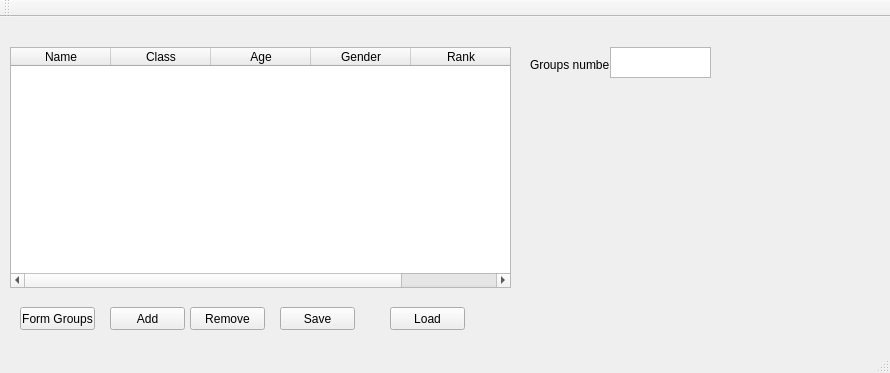
First picture: the form in Server/Server/mainwindow.ui, repository AlekseyVnukov/WTAF-TATRAS, before the edit.
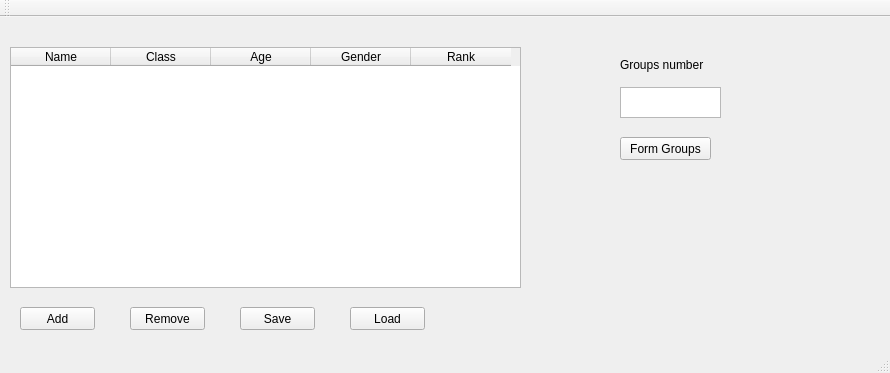
Second picture: the form after the edit.

What changed in the file:
```diff
--- a/Server/Server/mainwindow.ui
+++ b/Server/Server/mainwindow.ui
@@ -19,10 +19,19 @@
      <rect>
       <x>10</x>
       <y>30</y>
-      <width>501</width>
+      <width>511</width>
       <height>241</height>
      </rect>
     </property>
+    <property name="sortingEnabled">
+     <bool>true</bool>
+    </property>
+    <attribute name="horizontalHeaderShowSortIndicator" stdset="0">
+     <bool>false</bool>
+    </attribute>
+    <attribute name="verticalHeaderShowSortIndicator" stdset="0">
+     <bool>true</bool>
+    </attribute>
     <column>
      <property name="text">
       <string>Name</string>
@@ -52,9 +61,9 @@
    <widget class="QPushButton" name="groupsExport">
     <property name="geometry">
      <rect>
-      <x>20</x>
-      <y>290</y>
-      <width>75</width>
+      <x>620</x>
+      <y>120</y>
+      <width>91</width>
       <height>23</height>
      </rect>
     </property>
@@ -65,9 +74,9 @@
    <widget class="QLabel" name="label">
     <property name="geometry">
      <rect>
-      <x>530</x>
+      <x>620</x>
       <y>40</y>
-      <width>81</width>
+      <width>101</width>
       <height>16</height>
      </rect>
     </property>
@@ -78,8 +87,8 @@
    <widget class="QPlainTextEdit" name="groupsNumber">
     <property name="geometry">
      <rect>
-      <x>610</x>
-      <y>30</y>
+      <x>620</x>
+      <y>70</y>
       <width>101</width>
       <height>31</height>
      </rect>
@@ -88,7 +97,7 @@
    <widget class="QPushButton" name="addEntry">
     <property name="geometry">
      <rect>
-      <x>110</x>
+      <x>20</x>
       <y>290</y>
       <width>75</width>
       <height>23</height>
@@ -101,7 +110,7 @@
    <widget class="QPushButton" name="saveTable">
     <property name="geometry">
      <rect>
-      <x>280</x>
+      <x>240</x>
       <y>290</y>
       <width>75</width>
       <height>23</height>
@@ -114,7 +123,7 @@
    <widget class="QPushButton" name="loadTable">
     <property name="geometry">
      <rect>
-      <x>390</x>
+      <x>350</x>
       <y>290</y>
       <width>75</width>
       <height>23</height>
@@ -127,7 +136,7 @@
    <widget class="QPushButton" name="removeRow">
     <property name="geometry">
      <rect>
-      <x>190</x>
+      <x>130</x>
       <y>290</y>
       <width>75</width>
       <height>23</height>
```
Left out of the diff: 4 changed lines with no effect on the pictures.
